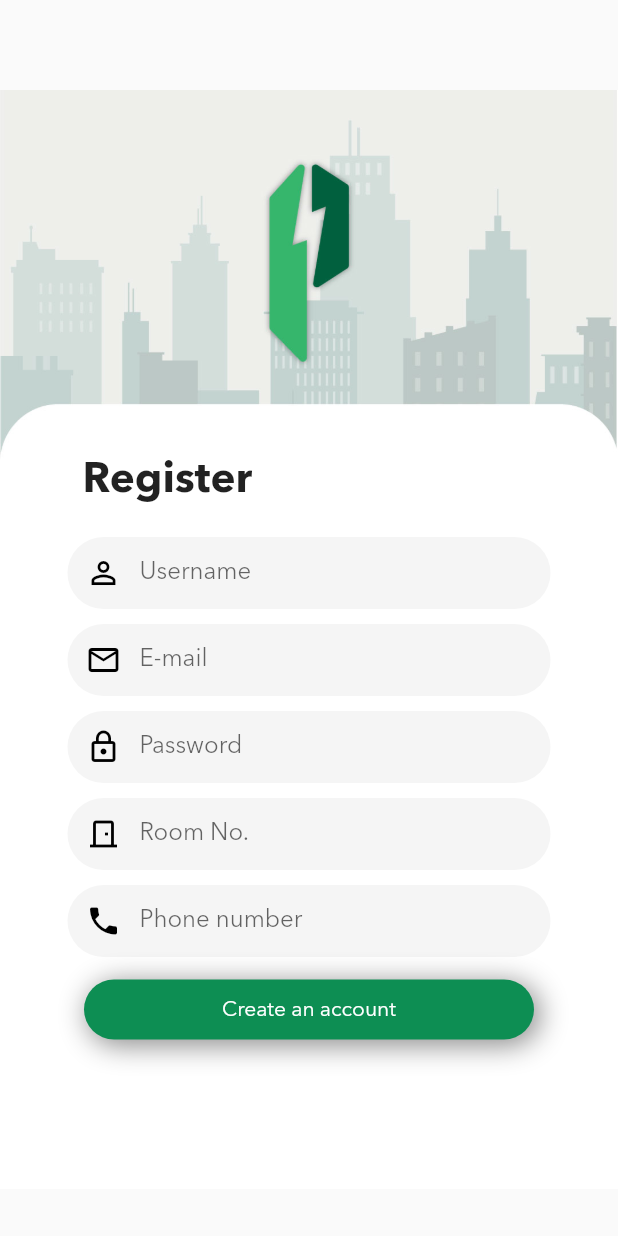
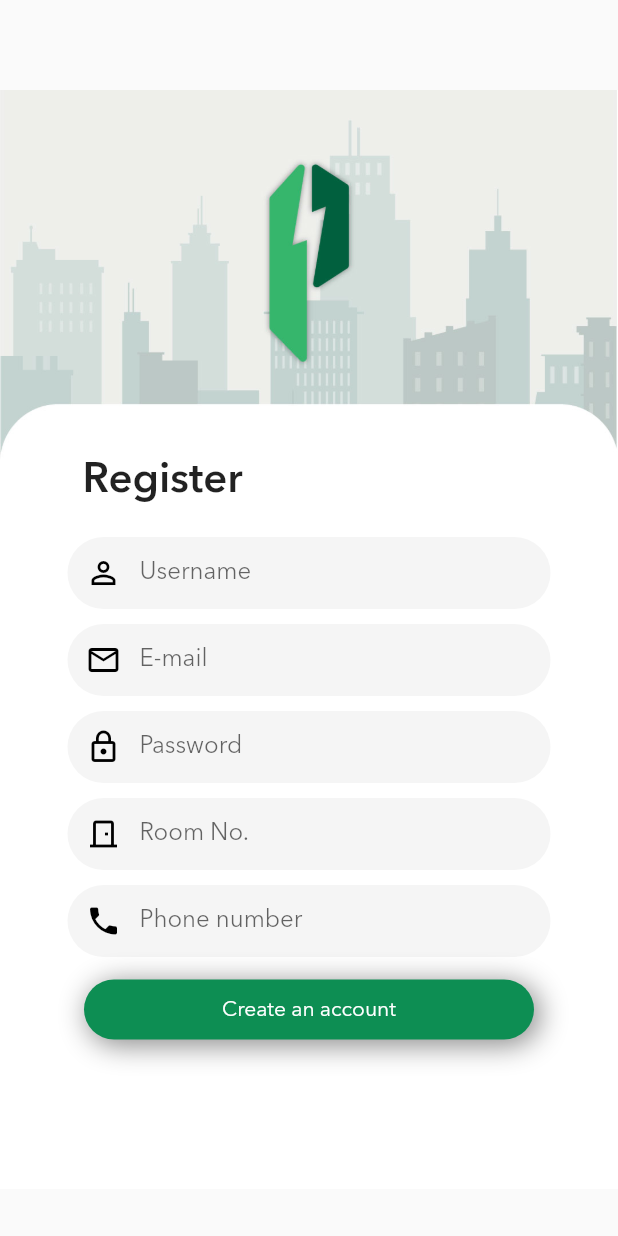
Before and after one commit to superbosz19/condo-main, a Flutter app: the Registerscreen screen opened directly, on a phone screen of 412 x 824 dp. Run offline on Flutter 3.47's test engine with Material 2 defaults, Android fonts, the phone set to English and light mode, and no system bars; our stand-ins replace cloud_firestore, firebase_auth, firebase_core, fluttertoast; missing offline and left inert: auth; accounts and stored records are empty.

Commit message:
First commit

```diff
--- a/lib/screen/login.dart
+++ b/lib/screen/login.dart
@@ -1,6 +1,4 @@
 // ignore_for_file: deprecated_member_use, prefer_const_constructors, duplicate_ignore
-
-import 'package:auth/auth.dart';
 import 'package:cloud_firestore/cloud_firestore.dart';
 import 'package:firebase_auth/firebase_auth.dart';
 import 'package:firebase_core/firebase_core.dart';
@@ -145,6 +143,7 @@ class _LoginscreenState extends State<Loginscreen> {
 
                         final DocumentSnapshot userdata =
                             await _userCollection.doc(user.user!.uid).get();
+                        // ignore: avoid_print
                         print(userdata['role']);
                         if (userdata['role'] == 'admin') {
                           Navigator.pushReplacement(
@@ -166,6 +165,7 @@ class _LoginscreenState extends State<Loginscreen> {
                           );
                         }
                       } on FirebaseAuthException catch (e) {
+                        // ignore: avoid_print
                         print(e.message);
 
                         Fluttertoast.showToast(
--- a/lib/screen/register.dart
+++ b/lib/screen/register.dart
@@ -21,7 +21,7 @@ class _RegisterscreenState extends State<Registerscreen> {
   Profile profile = Profile();
   DataUser mydatauser = DataUser();
   final Future<FirebaseApp> firebase = Firebase.initializeApp();
-  CollectionReference _userCollection =
+  final CollectionReference _userCollection =
       FirebaseFirestore.instance.collection("user-linecondo-A");
   FirebaseAuth auth = FirebaseAuth.instance;
 
@@ -36,7 +36,7 @@ class _RegisterscreenState extends State<Registerscreen> {
           if (snapshot.hasError) {
             return Scaffold(
               appBar: AppBar(
-                title: Text("Error"),
+                title: const Text("Error"),
               ),
               body: Center(
                 child: Text("${snapshot.error}"),
@@ -64,20 +64,20 @@ class _RegisterscreenState extends State<Registerscreen> {
                       crossAxisAlignment: CrossAxisAlignment.start,
                       children: [
                         //SizedBox(height: 250,),
-                        Padding(
-                          padding: const EdgeInsets.only(left: 55.0, top: 300),
+                        const Padding(
+                          padding: EdgeInsets.only(left: 55.0, top: 300),
                           child: Text(
                             'Register',
                             style: TextStyle(
                                 fontSize: 28.0, fontWeight: FontWeight.bold),
                           ),
                         ),
-                        SizedBox(
+                        const SizedBox(
                           height: 15.0,
                         ),
                         //input("Username", false, false),
                         Padding(
-                          padding: EdgeInsets.symmetric(
+                          padding: const EdgeInsets.symmetric(
                               horizontal: 45.0, vertical: 5.0),
                           child: Container(
                             decoration: BoxDecoration(
@@ -89,7 +89,7 @@ class _RegisterscreenState extends State<Registerscreen> {
                                 mydatauser.username = username!;
                               },
                               keyboardType: TextInputType.emailAddress,
-                              decoration: InputDecoration(
+                              decoration: const InputDecoration(
                                 hintText: "Username",
                                 prefixIcon: Icon(
                                   Icons.person_outline,
@@ -103,7 +103,7 @@ class _RegisterscreenState extends State<Registerscreen> {
                         ),
                         //emailinput(),
                         Padding(
-                          padding: EdgeInsets.symmetric(
+                          padding: const EdgeInsets.symmetric(
                               horizontal: 45.0, vertical: 5.0),
                           child: Container(
                             decoration: BoxDecoration(
@@ -115,7 +115,7 @@ class _RegisterscreenState extends State<Registerscreen> {
                                 profile.email = email!;
                               },
                               keyboardType: TextInputType.emailAddress,
-                              decoration: InputDecoration(
+                              decoration: const InputDecoration(
                                 hintText: "E-mail",
                                 prefixIcon: Icon(
                                   Icons.email_outlined,
@@ -133,7 +133,7 @@ class _RegisterscreenState extends State<Registerscreen> {
                         ),
                         //input("Password", true, false),
                         Padding(
-                          padding: EdgeInsets.symmetric(
+                          padding: const EdgeInsets.symmetric(
                               horizontal: 45.0, vertical: 5.0),
                           child: Container(
                             decoration: BoxDecoration(
@@ -145,7 +145,7 @@ class _RegisterscreenState extends State<Registerscreen> {
                                 profile.password = password!;
                               },
                               keyboardType: TextInputType.emailAddress,
-                              decoration: InputDecoration(
+                              decoration: const InputDecoration(
                                 hintText: "Password",
                                 prefixIcon: Icon(
                                   Icons.lock_outline,
@@ -163,7 +163,7 @@ class _RegisterscreenState extends State<Registerscreen> {
                         ),
                         // input("Room No.", true, false),
                         Padding(
-                          padding: EdgeInsets.symmetric(
+                          padding: const EdgeInsets.symmetric(
                               horizontal: 45.0, vertical: 5.0),
                           child: Container(
                             decoration: BoxDecoration(
@@ -175,7 +175,7 @@ class _RegisterscreenState extends State<Registerscreen> {
                                 mydatauser.roomuser = roomuser!;
                               },
                               keyboardType: TextInputType.emailAddress,
-                              decoration: InputDecoration(
+                              decoration: const InputDecoration(
                                 hintText: "Room No.",
                                 prefixIcon: Icon(
                                   Icons.door_front_door_outlined,
@@ -189,7 +189,7 @@ class _RegisterscreenState extends State<Registerscreen> {
                         ),
                         // input("Phone number", true, false),
                         Padding(
-                          padding: EdgeInsets.symmetric(
+                          padding: const EdgeInsets.symmetric(
                               horizontal: 45.0, vertical: 5.0),
                           child: Container(
                             decoration: BoxDecoration(
@@ -201,7 +201,7 @@ class _RegisterscreenState extends State<Registerscreen> {
                                 mydatauser.phonenumber = phonenumber!;
                               },
                               keyboardType: TextInputType.emailAddress,
-                              decoration: InputDecoration(
+                              decoration: const InputDecoration(
                                 hintText: "Phone number",
                                 prefixIcon: Icon(
                                   Icons.phone,
@@ -228,6 +228,7 @@ class _RegisterscreenState extends State<Registerscreen> {
                                     .createUserWithEmailAndPassword(
                                         email: profile.email,
                                         password: profile.password);
+                                // ignore: avoid_print
                                 print(user.user!.uid);
 
                                 _userCollection.doc(user.user!.uid).set(
@@ -247,11 +248,12 @@ class _RegisterscreenState extends State<Registerscreen> {
                                   context,
                                   MaterialPageRoute(
                                     builder: (context) {
-                                      return Loginscreen();
+                                      return const Loginscreen();
                                     },
                                   ),
                                 );
                               } on FirebaseAuthException catch (e) {
+                                // ignore: avoid_print
                                 print(e.code);
                                 String message;
 
@@ -272,13 +274,13 @@ class _RegisterscreenState extends State<Registerscreen> {
                             }
                           },
                           child: Padding(
-                            padding: EdgeInsets.symmetric(
+                            padding: const EdgeInsets.symmetric(
                                 vertical: 10.0, horizontal: 40.0),
                             child: Container(
                               decoration: BoxDecoration(
                                 // ignore: prefer_const_literals_to_create_immutables
                                 boxShadow: [
-                                  BoxShadow(
+                                  const BoxShadow(
                                       color: Colors.black45,
                                       offset: Offset(3.0, 3.0),
                                       blurRadius: 15.0,
@@ -288,7 +290,7 @@ class _RegisterscreenState extends State<Registerscreen> {
                                 borderRadius: BorderRadius.circular(30.0),
                               ),
                               height: 40.0,
-                              child: Center(
+                              child: const Center(
                                 child: Text(
                                   "Create an account",
                                   style: TextStyle(color: Colors.white),
@@ -298,7 +300,7 @@ class _RegisterscreenState extends State<Registerscreen> {
                           ),
                         ),
 
-                        SizedBox(
+                        const SizedBox(
                           height: 150.0,
                         ),
                       ],
@@ -308,7 +310,7 @@ class _RegisterscreenState extends State<Registerscreen> {
               ),
             );
           }
-          return Scaffold(
+          return const Scaffold(
             body: Center(
               child: CircularProgressIndicator(),
             ),
@@ -323,7 +325,7 @@ Widget input(
   bool emailkey,
 ) {
   return Padding(
-    padding: EdgeInsets.symmetric(horizontal: 45.0, vertical: 7.0),
+    padding: const EdgeInsets.symmetric(horizontal: 45.0, vertical: 7.0),
     child: Container(
       decoration: BoxDecoration(
           borderRadius: BorderRadius.circular(30.0), color: Colors.grey[100]),
@@ -332,21 +334,21 @@ Widget input(
         decoration: InputDecoration(
             hintText: hint,
             prefixIcon: pass
-                ? Icon(
+                ? const Icon(
                     Icons.lock_outline,
                     color: Colors.black,
                   )
-                : Icon(
+                : const Icon(
                     Icons.person_outline,
                     color: Colors.black,
                   ),
             suffixIcon: pass
                 ? null
-                : Icon(
+                : const Icon(
                     Icons.assignment_turned_in_rounded,
                     color: kPrimaryColor,
                   ),
-            border: UnderlineInputBorder(borderSide: BorderSide.none)),
+            border: const UnderlineInputBorder(borderSide: BorderSide.none)),
       ),
     ),
   );
--- a/pubspec.yaml
+++ b/pubspec.yaml
@@ -39,6 +39,7 @@ dependencies:
   firebase_core: ^1.10.6
   firebase_auth: ^3.3.4
   intl: ^0.17.0
+  rename: ^2.0.1
 
 
   # The following adds the Cupertino Icons font to your application.
@@ -92,7 +93,7 @@ flutter:
         - asset: lib/fonts/AvenirNext-Regular-08.ttf
           style: normal
 
-        - asset: lib/fonts/AvenirNext-Bold-01.ttf
+        - asset: lib/fonts/AvenirNext-DemiBold-03.ttf
           weight: 700
   #       - asset: fonts/Schyler-Italic.ttf
   #         style: italic
```
Also changed, not shown: lib/main.dart (+7 -4 lines), lib/screen/charger.dart (+17 -14 lines), lib/screen/profile.dart (+2 -6 lines), lib/screen/user_screen.dart (+14 -10 lines), ezcondo/favicon.png (added), ezcondo/icons/Icon-192.png (added), ezcondo/icons/Icon-512.png (added), ezcondo/icons/Icon-maskable-192.png (added), ezcondo/icons/Icon-maskable-512.png (added), ezcondo/manifest.json (added), pubspec.lock, 3 other files.
